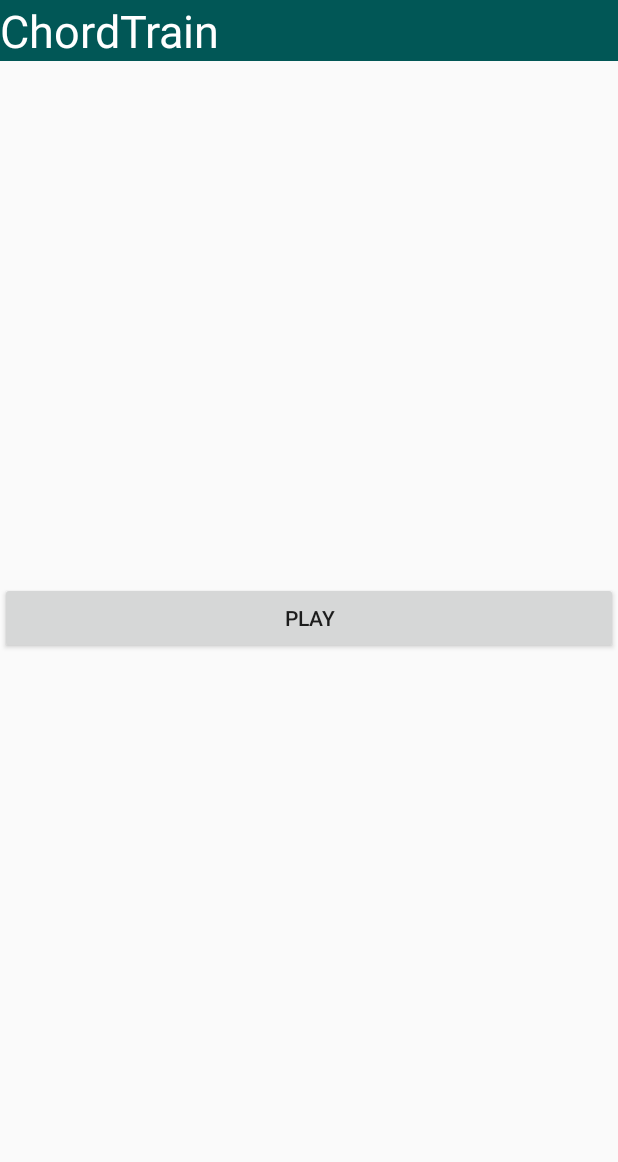
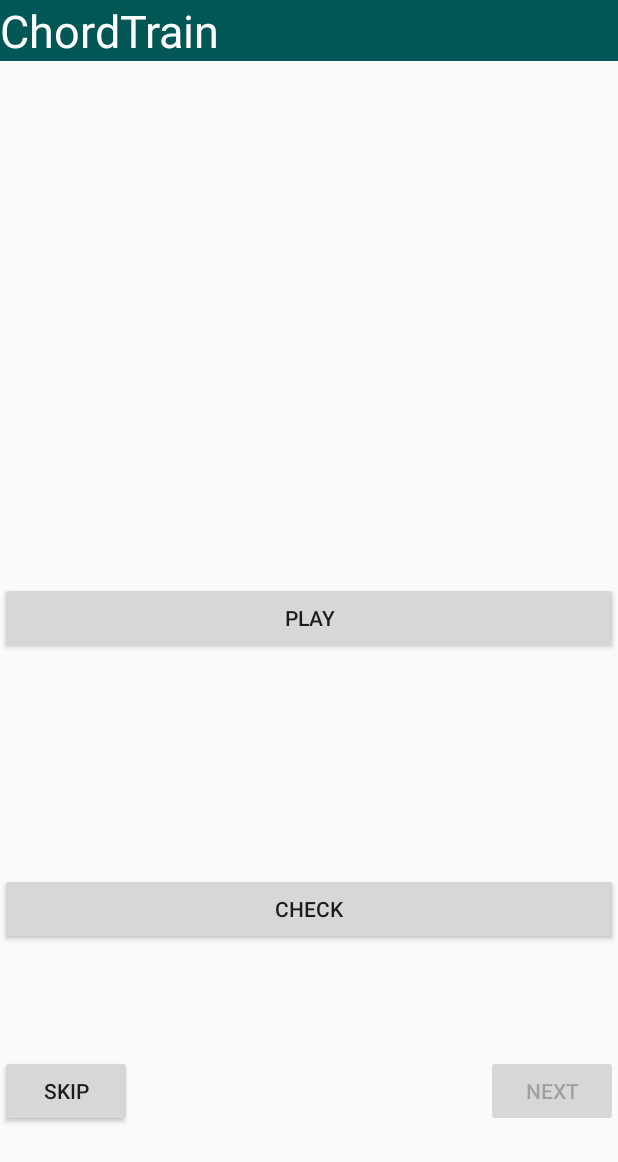
Before and after one commit to simontitk/chordtrain, an Android app: the PlayFragment screen opened through its navigation route, on a phone screen of 412 x 824 dp. Shown: the top 1162 px of the screen. Run offline under Robolectric (Android 15) with nearby library versions, the phone set to English and light mode, and no system bars; our stand-ins replace Room's generated code.

Commit message:
add play control buttons and connect to playviewmodel

```diff
--- a/app/src/main/java/com/example/chordtrain/ui/PlayFragment.kt
+++ b/app/src/main/java/com/example/chordtrain/ui/PlayFragment.kt
@@ -9,11 +9,11 @@
 import androidx.fragment.app.Fragment
 import androidx.lifecycle.ViewModelProvider
 import androidx.media3.common.util.UnstableApi
-
 import com.example.chordtrain.MainViewModel
+import com.example.chordtrain.PlayViewModel
+import com.example.chordtrain.PlayViewModelFactory
 import com.example.chordtrain.R
 import com.example.chordtrain.audio.ChordPlayer
-import com.example.chordtrain.audio.ChordSequenceGenerator
 
 @UnstableApi
 class PlayFragment: Fragment() {
@@ -25,24 +25,49 @@
         container: ViewGroup?,
         savedInstanceState: Bundle?
     ): View? {
-        val view = inflater.inflate(R.layout.fragment_play, container, false)
-        val viewModel = ViewModelProvider(requireActivity())[MainViewModel::class.java]
-        val chordSequenceGenerator = ChordSequenceGenerator(
-            requireContext(),
-            viewModel.selectedMusicalKey.value!!,
-            viewModel.selectedDifficulty.value!!,
-            viewModel.selectedLength.value!!
-        )
-        player = ChordPlayer(requireContext(), chordSequenceGenerator)
+        return inflater.inflate(R.layout.fragment_play, container, false)
+    }
+
+    override fun onViewCreated(view: View, savedInstanceState: Bundle?) {
+        super.onViewCreated(view, savedInstanceState)
+        val mainViewModel = ViewModelProvider(requireActivity())[MainViewModel::class.java]
+        val factory = PlayViewModelFactory(
+            mainViewModel.selectedLength.value!!,
+            mainViewModel.selectedDifficulty.value!!,
+            mainViewModel.selectedMusicalKey.value!!)
+        val playViewModel = ViewModelProvider(this, factory)[PlayViewModel::class.java]
+
+        player = ChordPlayer(requireContext())
 
         val playButton: Button = view.findViewById(R.id.play_button)
         playButton.setOnClickListener {
-            player.play()
+            player.play(playViewModel.trueChordSequence)
         }
 
-        return  view
+        val checkButton: Button = view.findViewById(R.id.check_answer_button)
+        checkButton.setOnClickListener {
+            player.stop()
+            playViewModel.checkAnswer()
+        }
+
+        val skipSequenceButton: Button = view.findViewById(R.id.skip_sequence_button)
+        skipSequenceButton.setOnClickListener {
+            player.stop()
+            playViewModel.skipSequence()
+        }
+
+        val nextSequenceButton: Button = view.findViewById(R.id.next_sequence_button)
+        nextSequenceButton.setOnClickListener {
+            player.stop()
+            playViewModel.generateNextSequence()
+        }
+
+        playViewModel.hasAnswered.observe(viewLifecycleOwner) { hasAnswered ->
+            checkButton.isEnabled = !hasAnswered
+            skipSequenceButton.isEnabled = !hasAnswered
+            nextSequenceButton.isEnabled = hasAnswered
+        }
     }
-
     override fun onDestroy() {
         super.onDestroy()
         player.release()
--- a/app/src/main/res/layout/fragment_play.xml
+++ b/app/src/main/res/layout/fragment_play.xml
@@ -6,10 +6,38 @@
 
     <Button
         android:id="@+id/play_button"
-        android:layout_width="match_parent"
+        android:layout_width="0dp"
         android:layout_height="wrap_content"
         android:text="Play"
         app:layout_constraintBottom_toBottomOf="parent"
+        app:layout_constraintEnd_toEndOf="parent"
+        app:layout_constraintStart_toStartOf="parent"
         app:layout_constraintTop_toTopOf="parent" />
 
+    <Button
+        android:id="@+id/check_answer_button"
+        android:layout_height="wrap_content"
+        android:text="Check"
+        app:layout_constraintBottom_toBottomOf="parent"
+        app:layout_constraintEnd_toEndOf="parent"
+        app:layout_constraintStart_toStartOf="parent"
+        app:layout_constraintTop_toTopOf="@id/play_button"  android:layout_width="match_parent"/>
+
+    <Button
+        android:id="@+id/skip_sequence_button"
+        android:layout_width="0dp"
+        android:layout_height="wrap_content"
+        android:text="Skip"
+        app:layout_constraintBottom_toBottomOf="parent"
+        app:layout_constraintStart_toStartOf="parent"
+        app:layout_constraintTop_toBottomOf="@id/check_answer_button" />
+
+    <Button
+        android:id="@+id/next_sequence_button"
+        android:layout_width="0dp"
+        android:layout_height="wrap_content"
+        android:text="Next"
+        app:layout_constraintBottom_toBottomOf="parent"
+        app:layout_constraintEnd_toEndOf="parent"
+        app:layout_constraintTop_toBottomOf="@id/check_answer_button" />
 </androidx.constraintlayout.widget.ConstraintLayout>
```
